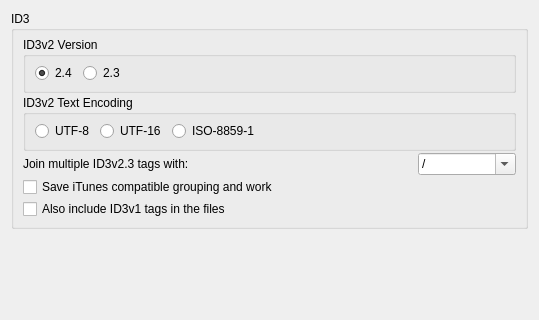
This is ui/options_tags_compatibility_id3.ui in metabrainz/picard as Qt 5 draws it before an edit; both pictures show x 0 to 539 and y 0 to 320 of the 539 by 705 pixel window. The edited form follows.
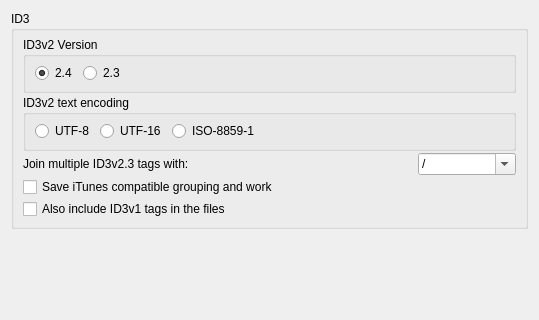
This is the edited form.

Commit message:
Unify labels in profiles and options dialog
Avoid unnecessary differences and less clear wording

```diff
--- a/ui/options_tags_compatibility_id3.ui
+++ b/ui/options_tags_compatibility_id3.ui
@@ -93,7 +93,7 @@
       <item>
        <widget class="QGroupBox" name="id3v2_text_encoding">
         <property name="title">
-         <string>ID3v2 Text Encoding</string>
+         <string>ID3v2 text encoding</string>
         </property>
         <layout class="QHBoxLayout" name="horizontalLayout_2">
          <property name="topMargin">
```
The commit also changes 4 other files.
